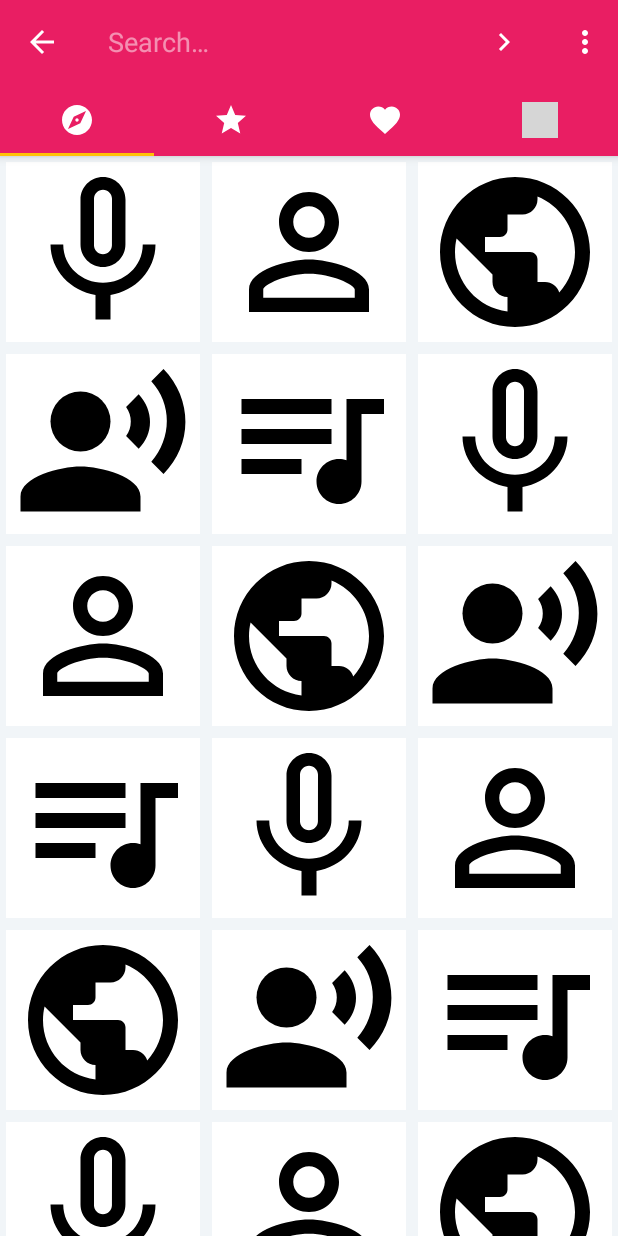
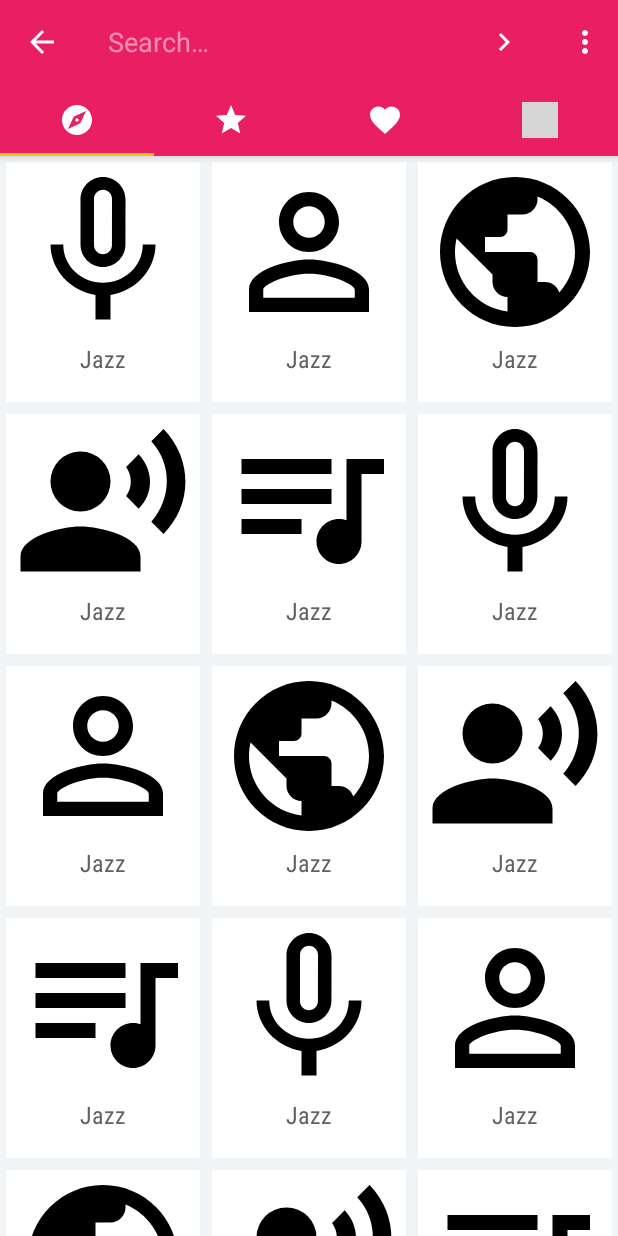
Before and after one commit to TheBoyMoe/Android-Podcast-Player, an Android app: the screen it shows after launch (MainActivity), after a tap on "Search", on a phone screen of 412 x 824 dp. Run offline under Robolectric (Android 15) with nearby library versions, the phone set to English and light mode, and no system bars; our stand-ins replace Timber; libraries missing offline, so code that uses them is left out: com.facebook.stetho, com.squareup.leakcanary; 2 statements that could not run were skipped; grey boxes are pictures that could not be loaded.

Commit message:
adjust grid item to include text view title

```diff
--- a/app/src/main/res/layout/content_grid_recycler.xml
+++ b/app/src/main/res/layout/content_grid_recycler.xml
@@ -13,7 +13,7 @@
         android:id="@+id/recycler_view"
         android:layout_width="match_parent"
         android:layout_height="match_parent"
-        android:columnWidth="@dimen/grid_item_size"
+        android:columnWidth="@dimen/grid_item_width"
         android:clipToPadding="false"/>
 
 </FrameLayout>
--- a/app/src/main/res/layout/grid_item.xml
+++ b/app/src/main/res/layout/grid_item.xml
@@ -2,26 +2,29 @@
 <RelativeLayout
     xmlns:android="http://schemas.android.com/apk/res/android"
     xmlns:tools="http://schemas.android.com/tools"
-    android:gravity="center"
     android:background="@drawable/touch_selector"
     android:layout_width="match_parent"
-    android:layout_height="@dimen/grid_item_size">
+    android:layout_height="@dimen/grid_item_height">
 
     <ImageView
         android:id="@+id/item_icon"
-        android:layout_centerInParent="true"
-        android:layout_gravity="center_horizontal"
+        android:layout_alignParentTop="true"
         android:layout_width="match_parent"
-        android:layout_height="match_parent"
+        android:layout_height="@dimen/grid_item_image_size"
         tools:ignore="ContentDescription"/>
 
-    <!--<TextView-->
-        <!--android:id="@+id/item_title"-->
-        <!--style="@style/ItemTextStyle.ItemTitle.Centered"-->
-        <!--tools:text="Jazz"-->
-        <!--android:paddingTop="@dimen/dimen_small"-->
-        <!--android:layout_below="@id/item_icon"-->
-        <!--android:layout_width="match_parent"-->
-        <!--android:layout_height="wrap_content"/>-->
+    <LinearLayout
+        android:layout_alignParentBottom="true"
+        android:orientation="vertical"
+        android:layout_width="match_parent"
+        android:layout_height="@dimen/grid_item_title_height">
+
+        <TextView
+            android:id="@+id/item_title"
+            style="@style/TextStyle.GridItem"
+            android:text="Jazz"/>
+
+    </LinearLayout>
+
 
 </RelativeLayout>
--- a/app/src/main/res/values/dimens.xml
+++ b/app/src/main/res/values/dimens.xml
@@ -13,7 +13,10 @@
     <dimen name="tab_layout_height">72dp</dimen>
     <dimen name="list_item_vertical_margin">8px</dimen>
     <dimen name="list_item_horizontal_margin">16px</dimen>
-    <dimen name="grid_item_size">120dp</dimen>
+    <dimen name="grid_item_height">160dp</dimen>
+    <dimen name="grid_item_width">120dp</dimen>
+    <dimen name="grid_item_image_size">120dp</dimen>
+    <dimen name="grid_item_title_height">40dp</dimen>
     <dimen name="grid_item_margin">6px</dimen>
 
 </resources>
--- a/app/src/main/res/values/styles.xml
+++ b/app/src/main/res/values/styles.xml
@@ -45,4 +45,9 @@
     </style>
 
 
+    <style name="TextStyle.GridItem">
+        <item name="android:layout_gravity">center</item>
+    </style>
+
+
 </resources>
```
